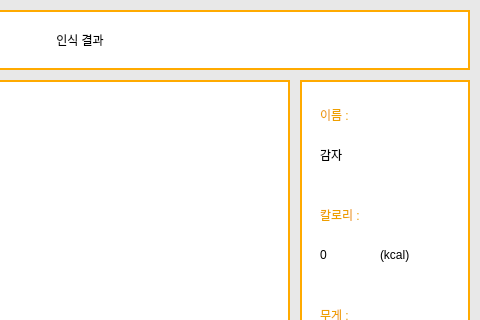
First picture: the form in ui/result.ui, repository PYounggi/gamza, before the edit; both pictures show x 320 to 800 and y 0 to 320 of the 800 by 480 pixel window.
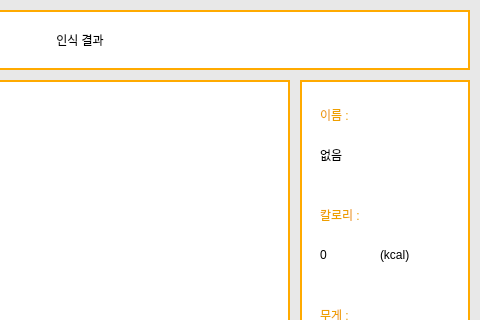
Second picture: the form after the edit.

The edit to the form file:
```diff
--- a/ui/result.ui
+++ b/ui/result.ui
@@ -153,7 +153,7 @@
      <string>0</string>
     </property>
    </widget>
-   <widget class="QLabel" name="name_info">
+   <widget class="QLabel" name="name">
     <property name="geometry">
      <rect>
       <x>20</x>
@@ -166,7 +166,7 @@
      <string notr="true">font: 81 14pt &quot;나눔스퀘어OTF ExtraBold&quot;;</string>
     </property>
     <property name="text">
-     <string>감자</string>
+     <string>없음</string>
     </property>
    </widget>
    <widget class="QLabel" name="kcal">
```
Left out of the diff: 10 changed lines with no effect on the pictures.
